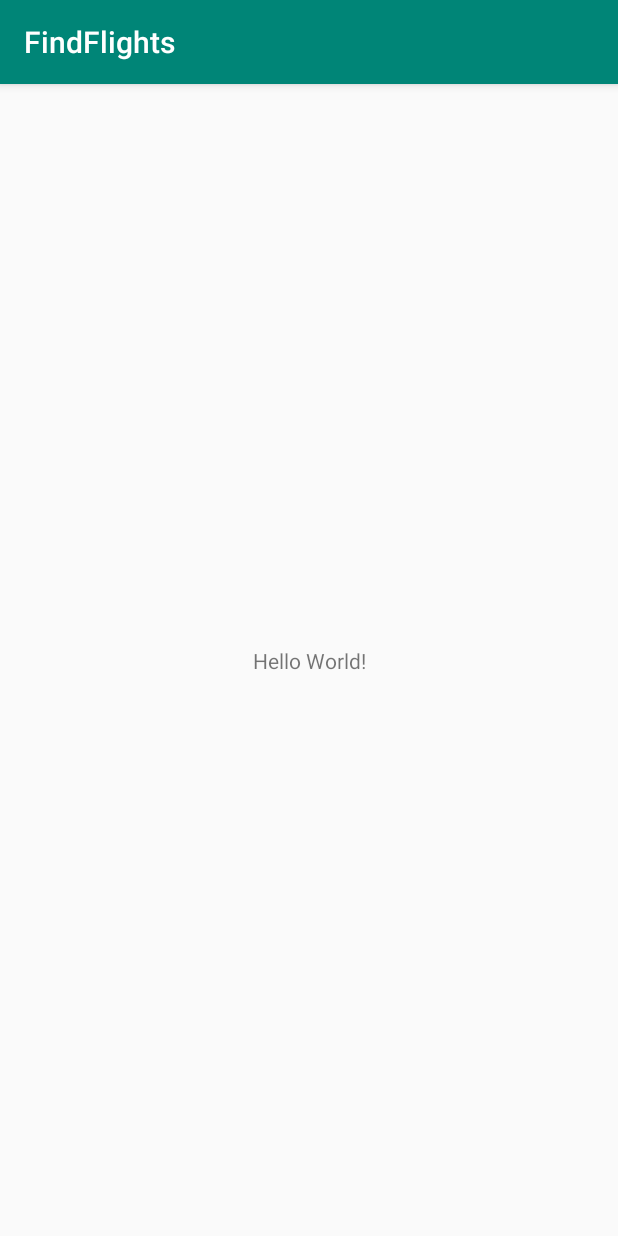
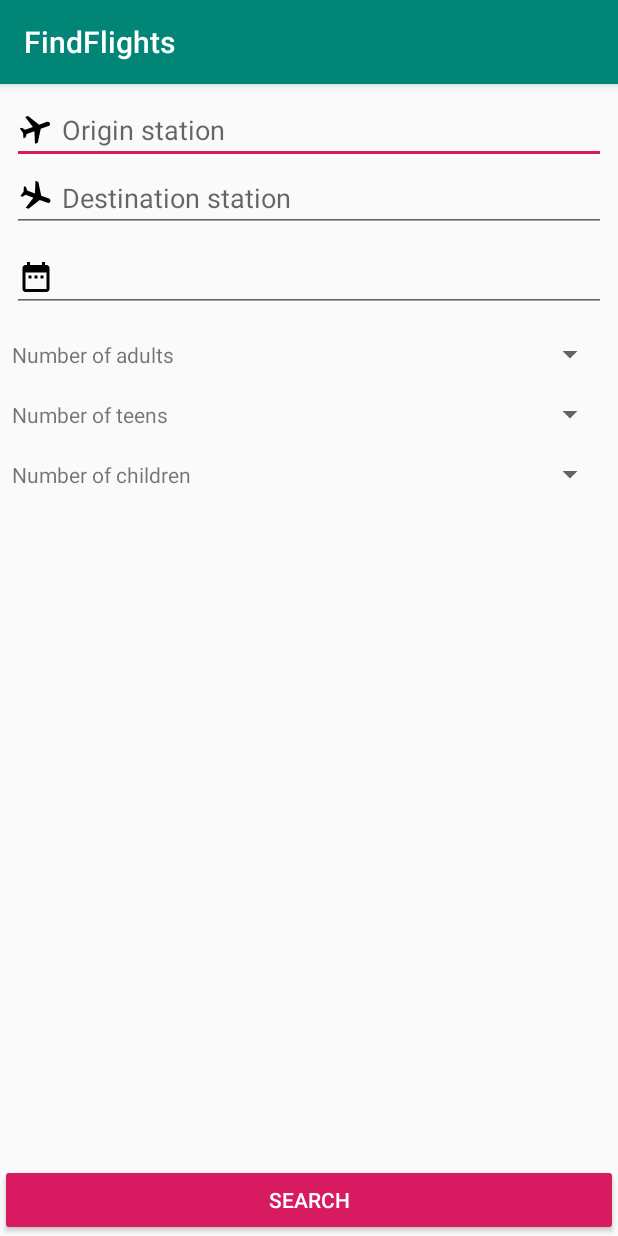
Before and after one commit to kamilwawrzyczek/find-flights, an Android app: the screen it shows after launch (MainActivity before the commit, FlightSearchActivity after it), on a phone screen of 412 x 824 dp. Run offline under Robolectric (Android 15) with nearby library versions, the phone set to English and light mode, and no system bars; libraries missing offline, so code that uses them is left out: org.koin.android; 1 statement that could not run was skipped.

Commit message:
Prepare flight search layout

```diff
--- a/app/src/main/AndroidManifest.xml
+++ b/app/src/main/AndroidManifest.xml
@@ -10,7 +10,7 @@
             android:roundIcon="@mipmap/ic_launcher_round"
             android:supportsRtl="true"
             android:theme="@style/AppTheme">
-        <activity android:name=".search.MainActivity">
+        <activity android:name=".search.FlightSearchActivity">
             <intent-filter>
                 <action android:name="android.intent.action.MAIN"/>
 
--- a/app/src/main/java/eu/wawrzyczek/findflights/search/MainActivity.kt
+++ b/app/src/main/java/eu/wawrzyczek/findflights/search/FlightSearchActivity.kt
@@ -4,10 +4,10 @@ import android.support.v7.app.AppCompatActivity
 import android.os.Bundle
 import eu.wawrzyczek.findflights.R
 
-class MainActivity : AppCompatActivity() {
+class FlightSearchActivity : AppCompatActivity() {
 
     override fun onCreate(savedInstanceState: Bundle?) {
         super.onCreate(savedInstanceState)
-        setContentView(R.layout.activity_main)
+        setContentView(R.layout.activity_flight_search)
     }
 }
--- /dev/null
+++ b/app/src/main/res/drawable/ic_date.xml
@@ -0,0 +1,9 @@
+<vector xmlns:android="http://schemas.android.com/apk/res/android"
+        android:width="24dp"
+        android:height="24dp"
+        android:viewportWidth="24.0"
+        android:viewportHeight="24.0">
+    <path
+        android:fillColor="#FF000000"
+        android:pathData="M9,11L7,11v2h2v-2zM13,11h-2v2h2v-2zM17,11h-2v2h2v-2zM19,4h-1L18,2h-2v2L8,4L8,2L6,2v2L5,4c-1.11,0 -1.99,0.9 -1.99,2L3,20c0,1.1 0.89,2 2,2h14c1.1,0 2,-0.9 2,-2L21,6c0,-1.1 -0.9,-2 -2,-2zM19,20L5,20L5,9h14v11z"/>
+</vector>
--- /dev/null
+++ b/app/src/main/res/drawable/ic_destination.xml
@@ -0,0 +1,18 @@
+<vector xmlns:android="http://schemas.android.com/apk/res/android"
+    android:width="24dp"
+    android:height="24dp"
+    android:viewportWidth="24.0"
+    android:viewportHeight="24.0">
+    <group
+        android:name="rotationGroup"
+        android:pivotX="12"
+        android:pivotY="12"
+        android:rotation="110">
+        <path
+            android:fillColor="#FF000000"
+            android:pathData="M10.18,9" />
+        <path
+            android:fillColor="#FF000000"
+            android:pathData="M21,16v-2l-8,-5V3.5c0,-0.83 -0.67,-1.5 -1.5,-1.5S10,2.67 10,3.5V9l-8,5v2l8,-2.5V19l-2,1.5V22l3.5,-1 3.5,1v-1.5L13,19v-5.5l8,2.5z" />
+    </group>
+</vector>
--- /dev/null
+++ b/app/src/main/res/drawable/ic_origin.xml
@@ -0,0 +1,18 @@
+<vector xmlns:android="http://schemas.android.com/apk/res/android"
+    android:width="24dp"
+    android:height="24dp"
+    android:viewportWidth="24.0"
+    android:viewportHeight="24.0">
+    <group
+        android:name="rotationGroup"
+        android:pivotX="12"
+        android:pivotY="12"
+        android:rotation="70">
+        <path
+            android:fillColor="#FF000000"
+            android:pathData="M10.18,9" />
+        <path
+            android:fillColor="#FF000000"
+            android:pathData="M21,16v-2l-8,-5V3.5c0,-0.83 -0.67,-1.5 -1.5,-1.5S10,2.67 10,3.5V9l-8,5v2l8,-2.5V19l-2,1.5V22l3.5,-1 3.5,1v-1.5L13,19v-5.5l8,2.5z" />
+    </group>
+</vector>
--- /dev/null
+++ b/app/src/main/res/layout/activity_flight_search.xml
@@ -0,0 +1,152 @@
+<?xml version="1.0" encoding="utf-8"?>
+<android.support.constraint.ConstraintLayout xmlns:android="http://schemas.android.com/apk/res/android"
+    xmlns:app="http://schemas.android.com/apk/res-auto"
+    xmlns:tools="http://schemas.android.com/tools"
+    android:layout_width="match_parent"
+    android:layout_height="match_parent"
+    tools:context=".search.FlightSearchActivity"
+    tools:layout_editor_absoluteY="81dp">
+
+    <ScrollView
+        android:id="@+id/content"
+        android:layout_width="match_parent"
+        android:layout_height="0dp"
+        android:fillViewport="true"
+        app:layout_constraintBottom_toTopOf="@+id/search"
+        app:layout_constraintEnd_toEndOf="parent"
+        app:layout_constraintStart_toStartOf="parent"
+        app:layout_constraintTop_toTopOf="parent"
+        app:layout_constraintVertical_bias="0.0">
+
+        <android.support.constraint.ConstraintLayout
+            android:layout_width="match_parent"
+            android:layout_height="wrap_content">
+
+            <TextView
+                android:id="@+id/teensLabel"
+                android:layout_width="wrap_content"
+                android:layout_height="wrap_content"
+                android:layout_marginStart="8dp"
+                android:text="@string/number_of_teens"
+                app:layout_constraintBottom_toBottomOf="@+id/teens"
+                app:layout_constraintStart_toStartOf="parent"
+                app:layout_constraintTop_toTopOf="@+id/teens" />
+
+            <TextView
+                android:id="@+id/childrenLabel"
+                android:layout_width="wrap_content"
+                android:layout_height="wrap_content"
+                android:layout_marginStart="8dp"
+                android:text="@string/number_of_children"
+                app:layout_constraintBottom_toBottomOf="@+id/children"
+                app:layout_constraintStart_toStartOf="parent"
+                app:layout_constraintTop_toTopOf="@+id/children" />
+
+            <Spinner
+                android:id="@+id/teens"
+                android:layout_width="wrap_content"
+                android:layout_height="wrap_content"
+                android:layout_marginStart="8dp"
+                android:layout_marginTop="16dp"
+                android:layout_marginEnd="8dp"
+                app:layout_constraintEnd_toEndOf="parent"
+                app:layout_constraintHorizontal_bias="1.0"
+                app:layout_constraintStart_toEndOf="@+id/teensLabel"
+                app:layout_constraintTop_toBottomOf="@+id/adults" />
+
+            <Spinner
+                android:id="@+id/children"
+                android:layout_width="wrap_content"
+                android:layout_height="wrap_content"
+                android:layout_marginStart="8dp"
+                android:layout_marginTop="16dp"
+                android:layout_marginEnd="8dp"
+                android:layout_marginBottom="8dp"
+                app:layout_constraintBottom_toBottomOf="parent"
+                app:layout_constraintEnd_toEndOf="parent"
+                app:layout_constraintHorizontal_bias="1.0"
+                app:layout_constraintStart_toEndOf="@+id/childrenLabel"
+                app:layout_constraintTop_toBottomOf="@+id/teens"
+                app:layout_constraintVertical_bias="0.0" />
+
+            <AutoCompleteTextView
+                android:id="@+id/origin"
+                android:layout_width="0dp"
+                android:layout_height="wrap_content"
+                android:layout_marginStart="8dp"
+                android:layout_marginTop="8dp"
+                android:layout_marginEnd="8dp"
+                android:drawableStart="@drawable/ic_origin"
+                android:drawablePadding="@dimen/drawable_padding"
+                android:hint="@string/origin_station"
+                android:lines="1"
+                app:layout_constraintEnd_toEndOf="parent"
+                app:layout_constraintStart_toStartOf="parent"
+                app:layout_constraintTop_toTopOf="parent" />
+
+            <AutoCompleteTextView
+                android:id="@+id/destination"
+                android:layout_width="0dp"
+                android:layout_height="wrap_content"
+                android:layout_marginStart="8dp"
+                android:layout_marginEnd="8dp"
+                android:drawableStart="@drawable/ic_destination"
+                android:drawablePadding="@dimen/drawable_padding"
+                android:hint="@string/destination_station"
+                android:lines="1"
+                app:layout_constraintEnd_toEndOf="parent"
+                app:layout_constraintStart_toStartOf="parent"
+                app:layout_constraintTop_toBottomOf="@+id/origin" />
+
+            <Spinner
+                android:id="@+id/adults"
+                android:layout_width="wrap_content"
+                android:layout_height="wrap_content"
+                android:layout_marginStart="8dp"
+                android:layout_marginTop="16dp"
+                android:layout_marginEnd="8dp"
+                app:layout_constraintEnd_toEndOf="parent"
+                app:layout_constraintHorizontal_bias="1.0"
+                app:layout_constraintStart_toEndOf="@+id/adultsLabel"
+                app:layout_constraintTop_toBottomOf="@+id/departureDate" />
+
+            <EditText
+                android:id="@+id/departureDate"
+                android:layout_width="0dp"
+                android:layout_height="wrap_content"
+                android:layout_marginStart="8dp"
+                android:layout_marginTop="8dp"
+                android:layout_marginEnd="8dp"
+                android:drawableStart="@drawable/ic_date"
+                android:drawablePadding="@dimen/drawable_padding"
+                android:ems="10"
+                android:inputType="date"
+                app:layout_constraintEnd_toEndOf="parent"
+                app:layout_constraintStart_toStartOf="parent"
+                app:layout_constraintTop_toBottomOf="@+id/destination" />
+
+
+            <TextView
+                android:id="@+id/adultsLabel"
+                android:layout_width="wrap_content"
+                android:layout_height="wrap_content"
+                android:layout_marginStart="8dp"
+                android:text="@string/number_of_adults"
+                app:layout_constraintBottom_toBottomOf="@+id/adults"
+                app:layout_constraintStart_toStartOf="parent"
+                app:layout_constraintTop_toTopOf="@+id/adults"
+                app:layout_constraintVertical_bias="0.6" />
+        </android.support.constraint.ConstraintLayout>
+    </ScrollView>
+
+    <Button
+        android:id="@+id/search"
+        style="@style/Widget.AppCompat.Button.Colored"
+        android:layout_width="0dp"
+        android:layout_height="wrap_content"
+        android:text="@string/search"
+        app:layout_constraintBottom_toBottomOf="parent"
+        app:layout_constraintEnd_toEndOf="parent"
+        app:layout_constraintStart_toStartOf="parent" />
+
+</android.support.constraint.ConstraintLayout>
--- a/app/src/main/res/layout/activity_main.xml
+++ /dev/null
@@ -1,19 +0,0 @@
-<?xml version="1.0" encoding="utf-8"?>
-<android.support.constraint.ConstraintLayout
-        xmlns:android="http://schemas.android.com/apk/res/android"
-        xmlns:tools="http://schemas.android.com/tools"
-        xmlns:app="http://schemas.android.com/apk/res-auto"
-        android:layout_width="match_parent"
-        android:layout_height="match_parent"
-        tools:context=".search.MainActivity">
-
-    <TextView
-            android:layout_width="wrap_content"
-            android:layout_height="wrap_content"
-            android:text="Hello World!"
-            app:layout_constraintBottom_toBottomOf="parent"
-            app:layout_constraintLeft_toLeftOf="parent"
-            app:layout_constraintRight_toRightOf="parent"
-            app:layout_constraintTop_toTopOf="parent"/>
-
-</android.support.constraint.ConstraintLayout>
--- /dev/null
+++ b/app/src/main/res/values/dimens.xml
@@ -0,0 +1,4 @@
+<?xml version="1.0" encoding="utf-8"?>
+<resources>
+    <dimen name="drawable_padding">5dp</dimen>
+</resources>
--- a/app/src/main/res/values/strings.xml
+++ b/app/src/main/res/values/strings.xml
@@ -1,3 +1,9 @@
 <resources>
     <string name="app_name">FindFlights</string>
+    <string name="number_of_teens">Number of teens</string>
+    <string name="number_of_children">Number of children</string>
+    <string name="origin_station">Origin station</string>
+    <string name="destination_station">Destination station</string>
+    <string name="search">Search</string>
+    <string name="number_of_adults">Number of adults</string>
 </resources>
```
